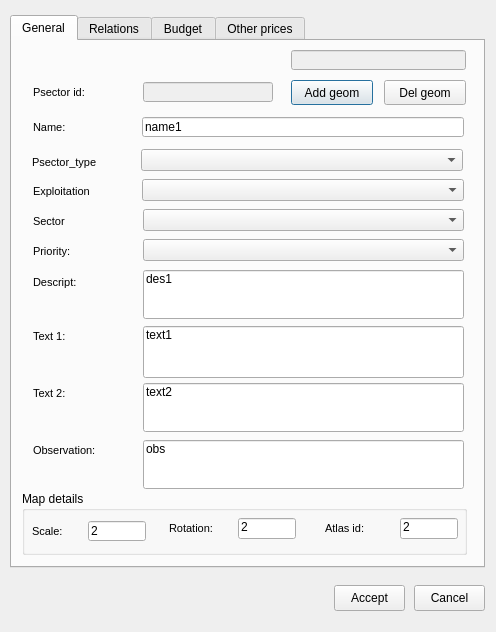
Qt form ui/plan_psector.ui (Giswater/giswater_qgis_plugin) before a commit.
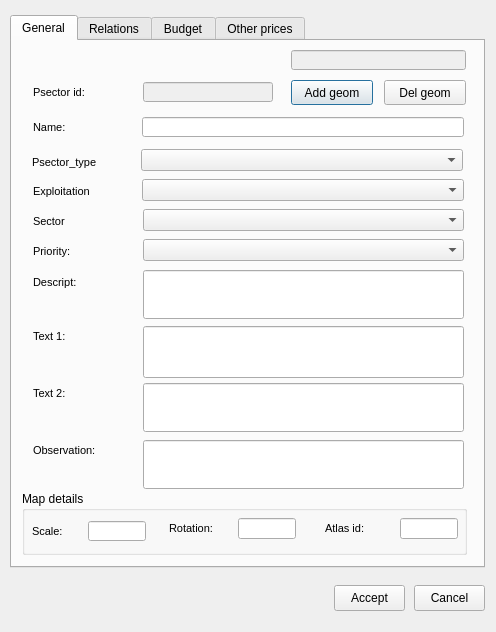
The same form after that commit. The open tabs and pages were chosen to show the change. Icons and pictures are not drawn.

The edit to the form file:
```diff
--- a/ui/plan_psector.ui
+++ b/ui/plan_psector.ui
@@ -60,7 +60,7 @@
        </font>
       </property>
       <property name="text">
-       <string>2</string>
+       <string/>
       </property>
       <property name="alignment">
        <set>Qt::AlignLeading|Qt::AlignLeft|Qt::AlignTop</set>
@@ -127,7 +127,7 @@
        </font>
       </property>
       <property name="text">
-       <string>2</string>
+       <string/>
       </property>
       <property name="alignment">
        <set>Qt::AlignLeading|Qt::AlignLeft|Qt::AlignTop</set>
@@ -173,7 +173,7 @@
        </font>
       </property>
       <property name="text">
-       <string>2</string>
+       <string/>
       </property>
       <property name="echoMode">
        <enum>QLineEdit::Normal</enum>
@@ -418,7 +418,7 @@
       </font>
      </property>
      <property name="text">
-      <string>obs</string>
+      <string/>
      </property>
      <property name="maxLength">
       <number>254</number>
@@ -459,7 +459,7 @@
       <string/>
      </property>
      <property name="text">
-      <string>name1</string>
+      <string/>
      </property>
      <property name="maxLength">
       <number>32767</number>
@@ -497,7 +497,7 @@
       </font>
      </property>
      <property name="text">
-      <string>des1</string>
+      <string/>
      </property>
      <property name="maxLength">
       <number>254</number>
@@ -567,7 +567,7 @@
       </font>
      </property>
      <property name="text">
-      <string>text2</string>
+      <string/>
      </property>
      <property name="maxLength">
       <number>254</number>
@@ -616,7 +616,7 @@
       </font>
      </property>
      <property name="text">
-      <string>text1</string>
+      <string/>
      </property>
      <property name="maxLength">
       <number>254</number>
```
Left out of the diff: 2 changed lines with no effect on the pictures.
